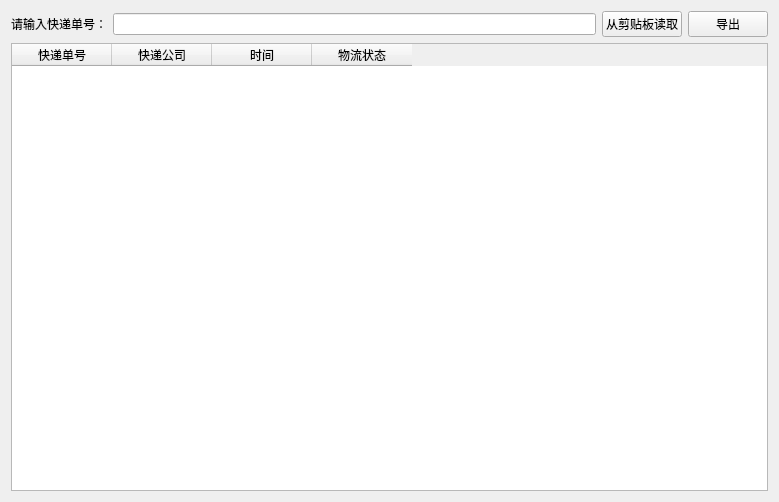
Before: the Qt Designer form 00_项目文件库/1_UI/Logistics.ui in guolishan/Python, drawn with Qt 5.
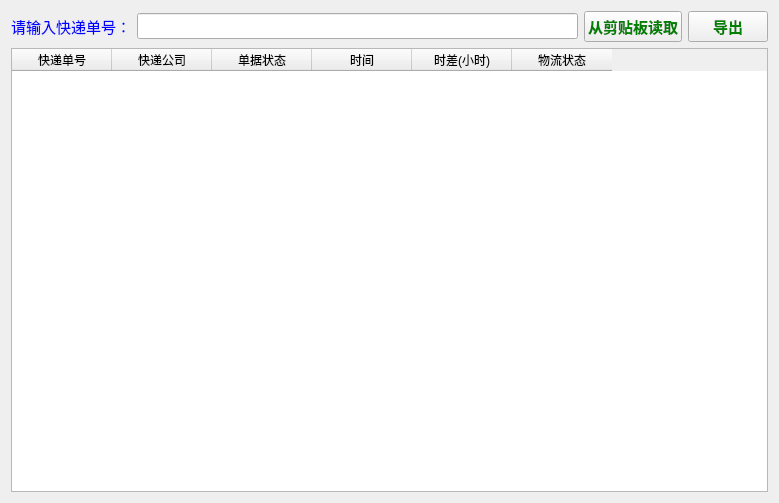
After: the same form once the commit is applied.

Diff of the .ui file:
```diff
--- a/00_项目文件库/1_UI/Logistics.ui
+++ b/00_项目文件库/1_UI/Logistics.ui
@@ -7,11 +7,42 @@
     <x>0</x>
     <y>0</y>
     <width>779</width>
-    <height>502</height>
+    <height>503</height>
    </rect>
   </property>
   <property name="windowTitle">
-   <string>查询快递信息</string>
+   <string>批量查询快递信息</string>
+  </property>
+  <property name="styleSheet">
+   <string notr="true">QPushButton { 
+    color: green ;
+    font-size:15px;
+}
+
+QLabel { 
+    color: blue ;
+    font-size:15px;
+}
+QCheckBox { 
+    color: blue ;
+    font-size:15px;
+}
+
+QTableWidget { 
+    color: blue ;
+    font-size:15px;
+}
+
+QTabWidget { 
+    color: blue ;
+    font-size:15px;
+}
+
+QWidget#tab1 { 
+    color: red ;
+    font-size:15px;
+}
+</string>
   </property>
   <layout class="QVBoxLayout" name="verticalLayout_2">
    <item>
@@ -29,6 +60,7 @@
         <widget class="QLineEdit" name="lineEdit">
          <property name="font">
           <font>
+           <pointsize>11</pointsize>
            <italic>false</italic>
           </font>
          </property>
@@ -39,6 +71,13 @@
        </item>
        <item>
         <widget class="QPushButton" name="Button_Search">
+         <property name="font">
+          <font>
+           <pointsize>-1</pointsize>
+           <weight>75</weight>
+           <bold>true</bold>
+          </font>
+         </property>
          <property name="text">
           <string>从剪贴板读取</string>
          </property>
@@ -46,6 +85,13 @@
        </item>
        <item>
         <widget class="QPushButton" name="Button_Down">
+         <property name="font">
+          <font>
+           <pointsize>-1</pointsize>
+           <weight>75</weight>
+           <bold>true</bold>
+          </font>
+         </property>
          <property name="text">
           <string>导出</string>
          </property>
@@ -55,6 +101,17 @@
      </item>
      <item>
       <widget class="QTableWidget" name="table">
+       <property name="styleSheet">
+        <string notr="true">QWidget#table { 
+    color: red ;
+    font-size:15px;
+}
+
+QPushButton { 
+    color: green ;
+    font-size:15px;
+}</string>
+       </property>
        <property name="editTriggers">
         <set>QAbstractItemView::NoEditTriggers</set>
        </property>
@@ -77,11 +134,21 @@
          <string>快递公司</string>
         </property>
        </column>
+       <column>
+        <property name="text">
+         <string>单据状态</string>
+        </property>
+       </column>
        <column>
         <property name="text">
          <string>时间</string>
         </property>
        </column>
+       <column>
+        <property name="text">
+         <string>时差(小时)</string>
+        </property>
+       </column>
        <column>
         <property name="text">
          <string>物流状态</string>
```
